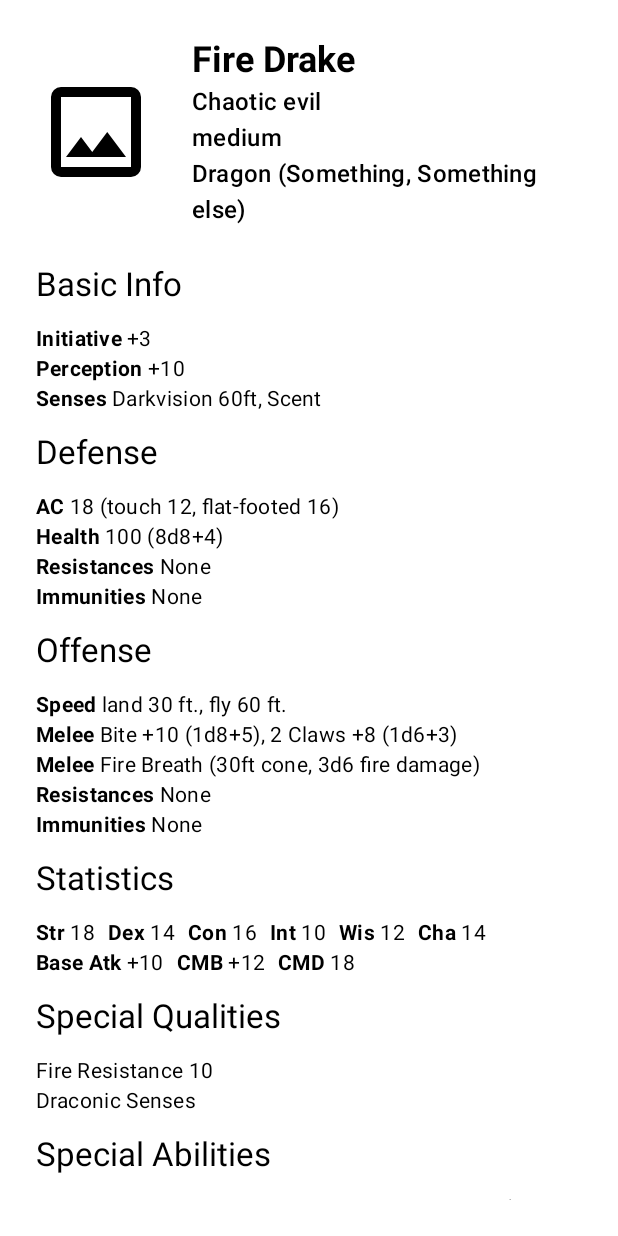
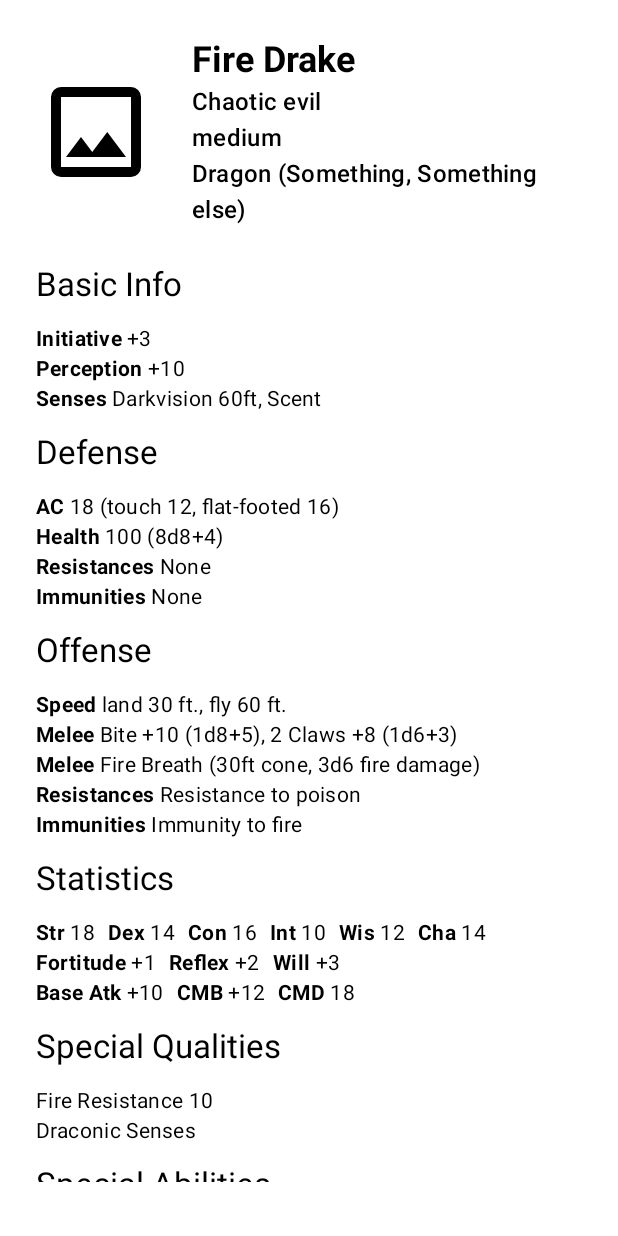
Before and after one commit to Blackiecat12/summoners-bestiary, an Android app built with Jetpack Compose: the @Preview function MonsterDetailPreview, on a phone screen of 412 x 824 dp. Run offline under Robolectric (Android 15) with nearby library versions, the phone set to English and light mode, and no system bars; our stand-ins replace Room's generated code.

Commit message:
refactor: Update formatting logic

```diff
--- /dev/null
+++ b/app/src/main/java/com/example/summonapp/FormatUtils.kt
@@ -0,0 +1,11 @@
+package com.example.summonapp
+
+import java.util.Locale
+
+fun Int.formatAsModifier(): String = if (this >= 0) "+$this" else "$this"
+
+fun String.capitalise(): String = lowercase().replaceFirstChar {
+    if (it.isLowerCase()) it.titlecase(Locale.getDefault()) else it.toString()
+}
+
+fun String.capitaliseWords(): String = split(" ").joinToString(" ") { it.capitalise() }
--- a/app/src/main/java/com/example/summonapp/models/enums/Alignment.kt
+++ b/app/src/main/java/com/example/summonapp/models/enums/Alignment.kt
@@ -1,6 +1,6 @@
 package com.example.summonapp.models.enums
 
-import java.util.Locale
+import com.example.summonapp.capitalise
 
 enum class Alignment {
     LAWFUL_GOOD, NEUTRAL_GOOD, CHAOTIC_GOOD,
@@ -8,7 +8,6 @@ enum class Alignment {
     LAWFUL_EVIL, NEUTRAL_EVIL, CHAOTIC_EVIL;
 
     fun displayString(): String {
-        return this.toString().lowercase().replace("_", " ")
-            .replaceFirstChar { if (it.isLowerCase()) it.titlecase(Locale.getDefault()) else it.toString() }
+        return this.toString().lowercase().replace("_", " ").capitalise()
     }
 }
--- a/app/src/main/java/com/example/summonapp/ui/home/HomeScreen.kt
+++ b/app/src/main/java/com/example/summonapp/ui/home/HomeScreen.kt
@@ -56,6 +56,7 @@ import androidx.compose.ui.unit.dp
 import androidx.lifecycle.viewmodel.compose.viewModel
 import com.example.summonapp.MonsterTopAppBar
 import com.example.summonapp.R
+import com.example.summonapp.capitalise
 import com.example.summonapp.data.Monster
 import com.example.summonapp.models.AbilityScore
 import com.example.summonapp.models.ArmourClass
@@ -302,8 +303,7 @@ private fun MonsterItem(
 
 fun formatMonsterBasicDescription(monster: Monster): String {
     val alignment = monster.alignment.displayString()
-    val creatureType = monster.creatureType.lowercase()
-        .replaceFirstChar { if (it.isLowerCase()) it.titlecase(Locale.getDefault()) else it.toString() }
+    val creatureType = monster.creatureType.capitalise()
     val size = monster.size.toString().lowercase()
     val subtypes = if (monster.creatureSubtypes.isNotEmpty()) {
         "(" + monster.creatureSubtypes.joinToString(", ") + ")"
@@ -330,7 +330,7 @@ fun HomeBodyPreview() {
     }
 }
 
-//@Preview(showBackground = true)
+@Preview(showBackground = true)
 @Composable
 fun HomeBodyEmptyListPreview() {
     SummonAppTheme {
--- a/app/src/main/java/com/example/summonapp/ui/monsterdetails/MonsterDetailScreen.kt
+++ b/app/src/main/java/com/example/summonapp/ui/monsterdetails/MonsterDetailScreen.kt
@@ -34,12 +34,14 @@ import androidx.compose.ui.unit.dp
 import androidx.lifecycle.viewmodel.compose.viewModel
 import com.example.summonapp.MonsterTopAppBar
 import com.example.summonapp.R
+import com.example.summonapp.capitalise
+import com.example.summonapp.capitaliseWords
 import com.example.summonapp.data.Monster
+import com.example.summonapp.formatAsModifier
 import com.example.summonapp.ui.AppViewModelProvider
 import com.example.summonapp.ui.home.getPreviewMonster
 import com.example.summonapp.ui.navigation.NavigationDestination
 import com.example.summonapp.ui.theme.SummonAppTheme
-import java.util.Locale
 
 object MonsterDetailDestination : NavigationDestination {
     override val route = "monsterDetail"
@@ -90,10 +92,6 @@ fun MonsterDetailScreen(
     }
 }
 
-private fun formatBonusValue(value: Int): String {
-    return if (value >= 0) "+${value}" else "${value}"
-}
-
 @Composable
 private fun MonsterDetailsBody(
     monster: Monster,
@@ -131,8 +129,7 @@ private fun MonsterDetailsBody(
                     text = monster.size.toString().lowercase(),
                     style = MaterialTheme.typography.titleMedium
                 )
-                val creatureType = monster.creatureType.lowercase()
-                    .replaceFirstChar { if (it.isLowerCase()) it.titlecase(Locale.getDefault()) else it.toString() }
+                val creatureType = monster.creatureType.capitalise()
                 val subtypes = if (monster.creatureSubtypes.isNotEmpty()) {
                     "(" + monster.creatureSubtypes.joinToString(", ") + ")"
                 } else {
@@ -148,8 +145,8 @@ private fun MonsterDetailsBody(
 
         SectionHeader(title = "Basic Info")
         Column(modifier = Modifier.fillMaxWidth()) {
-            BoldLabelToValue("Initiative", formatBonusValue(monster.initiative))
-            BoldLabelToValue("Perception", formatBonusValue(monster.perception))
+            BoldLabelToValue("Initiative", monster.initiative.formatAsModifier())
+            BoldLabelToValue("Perception", monster.perception.formatAsModifier())
             BoldLabelToValue("Senses", monster.senses.joinToString())
         }
 
@@ -166,8 +163,8 @@ private fun MonsterDetailsBody(
             BoldLabelToValue("Speed", monster.speed.entries.joinToString { "${it.key} ${it.value} ft." })
             monster.meleeAttacks?.let { BoldLabelToValue("Melee", it) }
             monster.rangedAttacks?.let { BoldLabelToValue("Melee", it) }
-            BoldLabelToValue("Resistances", "None")
-            BoldLabelToValue("Immunities", "None")
+            BoldLabelToValue("Resistances", monster.resistances ?: "None")
+            BoldLabelToValue("Immunities", monster.immunities ?: "None")
         }
 
         SectionHeader(title = "Statistics")
@@ -184,22 +181,29 @@ private fun MonsterDetailsBody(
         Row(
             horizontalArrangement = Arrangement.spacedBy(8.dp)
         ) {
-            BoldLabelToValue("Base Atk", formatBonusValue(monster.attackBonus.base))
-            BoldLabelToValue("CMB", formatBonusValue(monster.attackBonus.cmb))
+            BoldLabelToValue("Fortitude", monster.savingThrows.fortitude.formatAsModifier())
+            BoldLabelToValue("Reflex", monster.savingThrows.reflex.formatAsModifier())
+            BoldLabelToValue("Will", monster.savingThrows.will.formatAsModifier())
+        }
+        Row(
+            horizontalArrangement = Arrangement.spacedBy(8.dp)
+        ) {
+            BoldLabelToValue("Base Atk", monster.attackBonus.base.formatAsModifier())
+            BoldLabelToValue("CMB", monster.attackBonus.cmb.formatAsModifier())
             BoldLabelToValue("CMD", monster.attackBonus.cmd.toString())
         }
 
         SectionHeader(title = "Special Qualities")
         monster.specialQualities?.forEach { quality ->
             Text(
-                text = "$quality",
+                text = quality.capitaliseWords(),
                 style = MaterialTheme.typography.bodyMedium
             )
         }
 
         SectionHeader(title = "Special Abilities")
         monster.specialAbilities?.forEach { (name, description) ->
-            BoldLabelToValue(name, description)
+            BoldLabelToValue("${name.capitaliseWords()}:", description)
         }
 
         Spacer(modifier = Modifier.height(16.dp))
```
